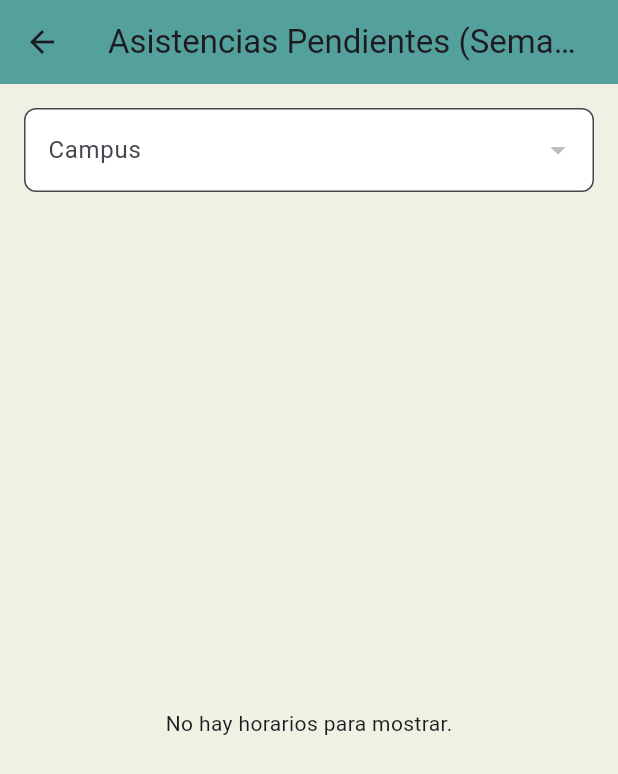
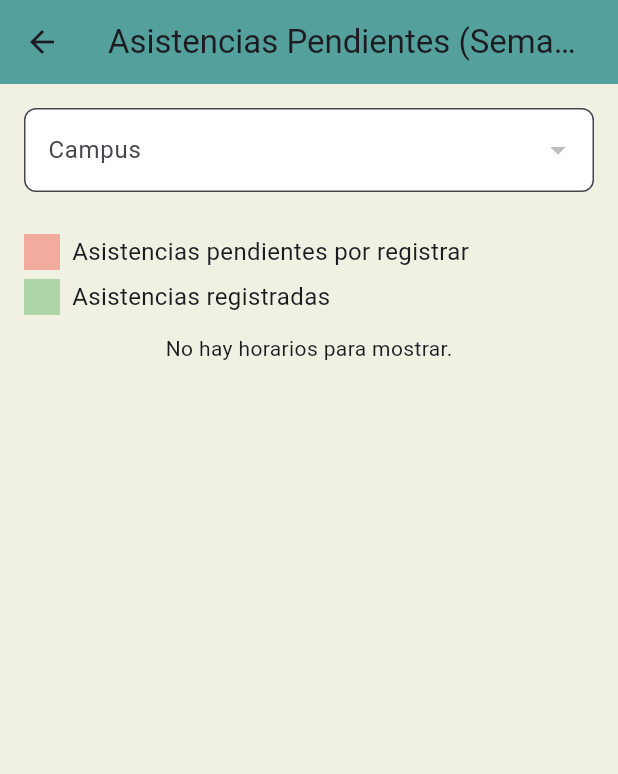
Before and after one commit to diegotorrescampuzano/attendify-app, a Flutter app: the OutstandingCurrentWeekScreen screen opened by its route, on a phone screen of 412 x 824 dp. Shown: the top 774 px of the screen. Run offline on Flutter 3.47's test engine with Material 3 defaults, Android fonts, the phone set to English and light mode, and no system bars; our stand-ins replace cloud_firestore, firebase_auth, firebase_core, fl_chart, font_awesome_flutter; accounts and stored records are empty.

Commit message:
chart was added to outstanding currentweek

```diff
--- a/lib/screens/reports/outstanding_currentweek_screen.dart
+++ b/lib/screens/reports/outstanding_currentweek_screen.dart
@@ -1,5 +1,6 @@
 import 'package:flutter/material.dart';
 import 'package:cloud_firestore/cloud_firestore.dart';
+import 'package:fl_chart/fl_chart.dart';
 
 import '../../services/reports/outstanding_currentweek_service.dart';
 
@@ -25,10 +26,14 @@ class _OutstandingCurrentWeekScreenState extends State<OutstandingCurrentWeekScr
   List<Map<String, dynamic>> _teacherLectures = [];
   Set<String> _registeredAttendance = {};
 
-  Map<String, String> subjectNames = {};
-  Map<String, String> homeroomNames = {};
+  Map<String, String> _subjectNames = {};
+  Map<String, String> _homeroomNames = {};
 
   bool _loading = false;
+
+  int _lastRed = 0;
+  int _lastGreen = 0;
+  int _lastLibre = 0;
 
   static const List<String> days = [
     'Monday', 'Tuesday', 'Wednesday', 'Thursday', 'Friday', 'Saturday', 'Sunday'
@@ -152,12 +157,11 @@ class _OutstandingCurrentWeekScreenState extends State<OutstandingCurrentWeekScr
   }
 
   Future<void> _loadNames() async {
-    subjectNames = await _service.fetchNames('subjects');
-    homeroomNames = await _service.fetchNames('homerooms');
+    _subjectNames = await _service.fetchNames('subjects');
+    _homeroomNames = await _service.fetchNames('homerooms');
     setState(() {});
   }
 
-  /// Returns the start (Monday) and end (Sunday) of the current week.
   Map<String, DateTime> _getCurrentWeekRange() {
     final now = DateTime.now();
     final start = now.subtract(Duration(days: now.weekday - 1));
@@ -168,7 +172,6 @@ class _OutstandingCurrentWeekScreenState extends State<OutstandingCurrentWeekScr
     };
   }
 
-  /// Multi-select dropdown for teachers.
   Widget _buildTeacherMultiSelect() {
     return DropdownButtonFormField<String>(
       value: null,
@@ -216,19 +219,56 @@ class _OutstandingCurrentWeekScreenState extends State<OutstandingCurrentWeekScr
     );
   }
 
-  /// Builds the main schedule table with attendance coloring.
-  Widget _buildScheduleTable() {
+  Widget _buildColorLegend() {
+    return Padding(
+      padding: const EdgeInsets.only(bottom: 12.0),
+      child: Column(
+        crossAxisAlignment: CrossAxisAlignment.start,
+        children: [
+          Row(
+            children: [
+              Container(
+                width: 24,
+                height: 24,
+                color: Colors.red.withOpacity(0.4),
+              ),
+              const SizedBox(width: 8),
+              const Text('Asistencias pendientes por registrar', style: TextStyle(fontSize: 16)),
+            ],
+          ),
+          const SizedBox(height: 6),
+          Row(
+            children: [
+              Container(
+                width: 24,
+                height: 24,
+                color: Colors.green.withOpacity(0.4),
+              ),
+              const SizedBox(width: 8),
+              const Text('Asistencias registradas', style: TextStyle(fontSize: 16)),
+            ],
+          ),
+        ],
+      ),
+    );
+  }
+
+  Widget _buildScheduleTable({void Function(int, int, int)? onStats}) {
     if (_loading) {
       return const Center(child: CircularProgressIndicator());
     }
     if (_teacherLectures.isEmpty) {
+      if (onStats != null) onStats(0, 0, 0);
       return const Center(child: Text('No hay horarios para mostrar.'));
     }
 
-    // Header rows
+    int redCount = 0;
+    int greenCount = 0;
+    int libreCount = 0;
+
     final headerRow = <Widget>[
       Container(
-        alignment: Alignment.center,
+        alignment: Alignment.centerLeft,
         color: primaryColor.withOpacity(0.1),
         padding: const EdgeInsets.all(8),
         child: const Text('Docente', style: TextStyle(fontWeight: FontWeight.bold)),
@@ -274,10 +314,8 @@ class _OutstandingCurrentWeekScreenState extends State<OutstandingCurrentWeekScr
         ),
     ];
 
-    // Data rows
     final teacherRows = _teacherLectures.map((lecture) {
       final cells = <Widget>[];
-      // First column: teacher name
       cells.add(Container(
         alignment: Alignment.centerLeft,
         padding: const EdgeInsets.symmetric(horizontal: 4),
@@ -299,6 +337,7 @@ class _OutstandingCurrentWeekScreenState extends State<OutstandingCurrentWeekScr
               slotData['subject'] == null ||
               slotData['homeroom'] == '' ||
               slotData['subject'] == '') {
+            libreCount++;
             cells.add(Container(
               alignment: Alignment.center,
               color: Colors.grey[100],
@@ -311,15 +350,14 @@ class _OutstandingCurrentWeekScreenState extends State<OutstandingCurrentWeekScr
               ),
             ));
           } else {
-            // Defensive: always use string for slot, lowercase for day, and string IDs
             final homeroomId = slotData['homeroom'] is DocumentReference
                 ? (slotData['homeroom'] as DocumentReference).id
                 : slotData['homeroom'].toString().trim();
             final subjectId = slotData['subject'] is DocumentReference
                 ? (slotData['subject'] as DocumentReference).id
                 : slotData['subject'].toString().trim();
-            final subjectName = subjectNames[subjectId] ?? subjectId;
-            final homeroomName = homeroomNames[homeroomId] ?? homeroomId;
+            final subjectName = _subjectNames[subjectId] ?? subjectId;
+            final homeroomName = _homeroomNames[homeroomId] ?? homeroomId;
             final slotStr = slot.toString().trim();
             final dayStr = day.toLowerCase().trim();
             final attendanceKey =
@@ -327,6 +365,12 @@ class _OutstandingCurrentWeekScreenState extends State<OutstandingCurrentWeekScr
             final attendanceExists = _registeredAttendance.contains(attendanceKey);
 
             print('[Screen] Checking attendance for key: $attendanceKey - Exists: $attendanceExists');
+
+            if (attendanceExists) {
+              greenCount++;
+            } else {
+              redCount++;
+            }
 
             cells.add(Container(
               alignment: Alignment.center,
@@ -358,6 +402,8 @@ class _OutstandingCurrentWeekScreenState extends State<OutstandingCurrentWeekScr
       return TableRow(children: cells);
     }).toList();
 
+    if (onStats != null) onStats(redCount, greenCount, libreCount);
+
     return SingleChildScrollView(
       scrollDirection: Axis.horizontal,
       child: Table(
@@ -369,6 +415,91 @@ class _OutstandingCurrentWeekScreenState extends State<OutstandingCurrentWeekScr
           TableRow(children: timeRow),
           ...teacherRows,
         ],
+      ),
+    );
+  }
+
+  Widget _buildChartIfSingleTeacher() {
+    if (_teacherLectures.length != 1) return const SizedBox.shrink();
+    final total = _lastRed + _lastGreen + _lastLibre;
+    if (total == 0) return const SizedBox.shrink();
+
+    final sections = <PieChartSectionData>[
+      if (_lastRed > 0)
+        PieChartSectionData(
+          value: _lastRed.toDouble(),
+          color: Colors.red.withOpacity(0.7),
+          title: 'Pendientes\n${((_lastRed / total) * 100).toStringAsFixed(1)}%',
+          titleStyle: const TextStyle(fontSize: 14, fontWeight: FontWeight.bold, color: Colors.white),
+        ),
+      if (_lastGreen > 0)
+        PieChartSectionData(
+          value: _lastGreen.toDouble(),
+          color: Colors.green.withOpacity(0.7),
+          title: 'Registradas\n${((_lastGreen / total) * 100).toStringAsFixed(1)}%',
+          titleStyle: const TextStyle(fontSize: 14, fontWeight: FontWeight.bold, color: Colors.white),
+        ),
+      if (_lastLibre > 0)
+        PieChartSectionData(
+          value: _lastLibre.toDouble(),
+          color: Colors.grey.withOpacity(0.5),
+          title: 'Libre\n${((_lastLibre / total) * 100).toStringAsFixed(1)}%',
+          titleStyle: const TextStyle(fontSize: 14, fontWeight: FontWeight.bold, color: Colors.white),
+        ),
+    ];
+
+    return Padding(
+      padding: const EdgeInsets.only(top: 16.0),
+      child: Column(
+        crossAxisAlignment: CrossAxisAlignment.center,
+        children: [
+          const Text(
+            "Resumen de asistencias del docente",
+            style: TextStyle(fontWeight: FontWeight.bold, fontSize: 18),
+          ),
+          const SizedBox(height: 12),
+          SizedBox(
+            height: 220,
+            child: PieChart(
+              PieChartData(
+                sections: sections,
+                centerSpaceRadius: 40,
+                sectionsSpace: 2,
+                borderData: FlBorderData(show: false),
+                pieTouchData: PieTouchData(enabled: false),
+              ),
+            ),
+          ),
+          const SizedBox(height: 16),
+          // Custom legend with totals
+          Row(
+            mainAxisAlignment: MainAxisAlignment.center,
+            children: [
+              _buildChartLegendDot(Colors.red.withOpacity(0.7)),
+              const SizedBox(width: 6),
+              Text('Pendientes: $_lastRed', style: const TextStyle(fontWeight: FontWeight.w500)),
+              const SizedBox(width: 16),
+              _buildChartLegendDot(Colors.green.withOpacity(0.7)),
+              const SizedBox(width: 6),
+              Text('Registradas: $_lastGreen', style: const TextStyle(fontWeight: FontWeight.w500)),
+              const SizedBox(width: 16),
+              _buildChartLegendDot(Colors.grey.withOpacity(0.5)),
+              const SizedBox(width: 6),
+              Text('Libre: $_lastLibre', style: const TextStyle(fontWeight: FontWeight.w500)),
+            ],
+          ),
+        ],
+      ),
+    );
+  }
+
+  Widget _buildChartLegendDot(Color color) {
+    return Container(
+      width: 14,
+      height: 14,
+      decoration: BoxDecoration(
+        color: color,
+        shape: BoxShape.circle,
       ),
     );
   }
@@ -386,7 +517,6 @@ class _OutstandingCurrentWeekScreenState extends State<OutstandingCurrentWeekScr
         padding: const EdgeInsets.all(16),
         child: Column(
           children: [
-            // Campus dropdown
             DropdownButtonFormField<String>(
               value: _selectedCampusId,
               decoration: InputDecoration(
@@ -412,12 +542,30 @@ class _OutstandingCurrentWeekScreenState extends State<OutstandingCurrentWeekScr
               },
             ),
             const SizedBox(height: 12),
-            // Teacher multi-select
             if (_teachers.isNotEmpty)
               _buildTeacherMultiSelect(),
             const SizedBox(height: 16),
-            // Schedule table
-            Expanded(child: _buildScheduleTable()),
+            _buildColorLegend(),
+            Expanded(
+              child: SingleChildScrollView(
+                child: Column(
+                  children: [
+                    Builder(
+                      builder: (context) {
+                        return _buildScheduleTable(
+                          onStats: (r, g, l) {
+                            _lastRed = r;
+                            _lastGreen = g;
+                            _lastLibre = l;
+                          },
+                        );
+                      },
+                    ),
+                    _buildChartIfSingleTeacher(),
+                  ],
+                ),
+              ),
+            ),
           ],
         ),
       ),
```
